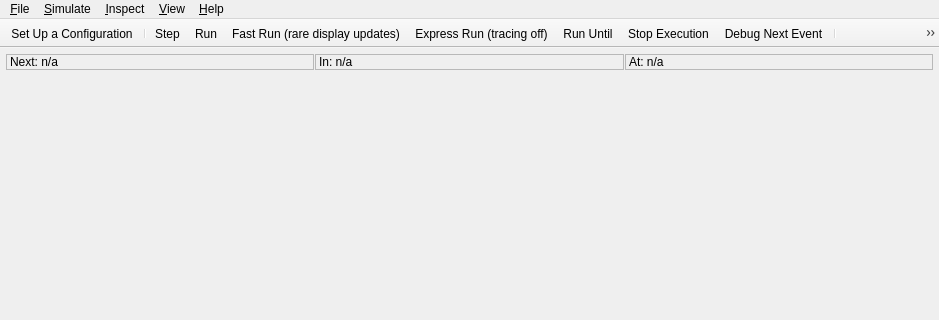
Qt form src/qtenv/mainwindow.ui (omnetpp/omnetpp) before a commit; both pictures show x 0 to 939 and y 0 to 320 of the 939 by 673 pixel window.
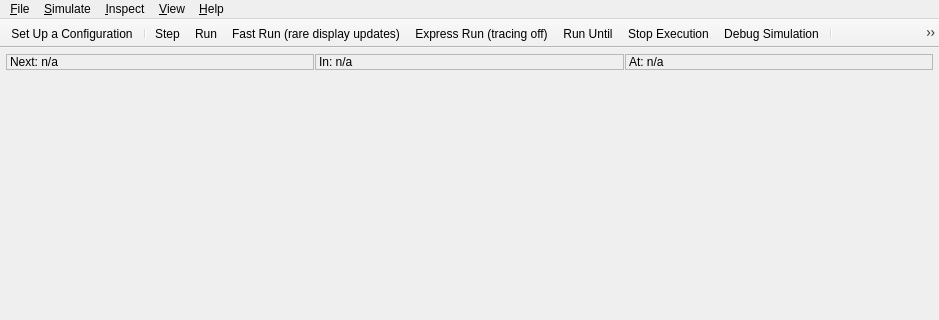
The same form after that commit. Icons and pictures are not drawn.

Commit message: qtenv: Make "Debug Next Event" break after pausePoint(), rename it to "Debug Simulation"

```diff
--- a/src/qtenv/mainwindow.ui
+++ b/src/qtenv/mainwindow.ui
@@ -711,7 +711,7 @@
      <normaloff>:/tools/debugnextevent</normaloff>:/tools/debugnextevent</iconset>
    </property>
    <property name="text">
-    <string>&amp;Debug Next Event</string>
+    <string>&amp;Debug Simulation</string>
    </property>
    <property name="shortcut">
     <string>Ctrl+F9</string>
```
The commit also changes 2 other files.
